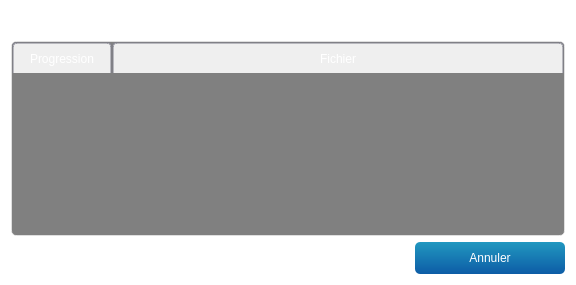
Before: the Qt Designer form teraplus/client/src/DownloadProgressDialog.ui in introlab/opentera, drawn with Qt 5.
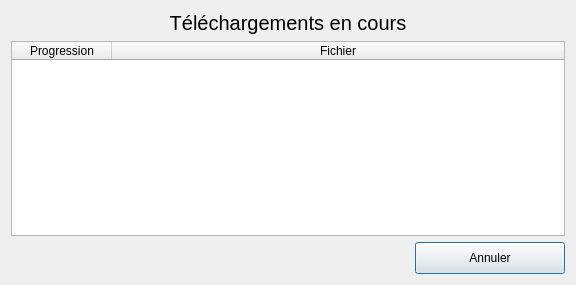
After: the same form once the commit is applied. Icons and pictures are not drawn.

```diff
--- a/teraplus/client/src/DownloadProgressDialog.ui
+++ b/teraplus/client/src/DownloadProgressDialog.ui
@@ -14,7 +14,8 @@
    <string>Téléchargements</string>
   </property>
   <property name="styleSheet">
-   <string notr="true">QPushButton#btnConnect{background-color:qlineargradient(x1: 0, y1: 0, x2: 0, y2: 1, stop: 0 rgb(0, 170, 0), stop: 1 rgb(75, 200, 0));}
+   <string notr="true">/*
+QPushButton#btnConnect{background-color:qlineargradient(x1: 0, y1: 0, x2: 0, y2: 1, stop: 0 rgb(0, 170, 0), stop: 1 rgb(75, 200, 0));}
 QPushButton#btnDelSession{background-color:qlineargradient(x1: 0, y1: 0, x2: 0, y2: 1, stop: 0 rgb(117, 0, 0), stop: 1 rgb(200, 0, 0));}
 QWidget{background-color: rgba(0,0,0,0);color:white;border-radius:5px}
 QWidget#DownloadProgressWidget{background-color:rgba(128,128,128,25%);}
@@ -68,23 +69,17 @@
 QWidget#lineBoth{background-color:rgb(255,0,255);}
 
 
-QTabWidget::pane { /* The tab widget frame */
-	/*background-color:  rgba(0,128,200,30%);*/
-	/* background: qlineargradient(x1: 0, y1: 0, x2: 0, y2: 1,
-                                 stop: 0  rgba(0,128,200,50%), 
-								stop: 0.5  rgba(0,128,200,25%)
-								stop: 1.0  rgba(0,128,200,25%));*/
+QTabWidget::pane { 
 	background-color: rgba(128,128,140,25%);
 	border-radius: 5px;
     border: 2px solid rgba(128,128,140,50%);
  }
 
  QTabWidget::tab-bar {
-     left: 5px; /* move to the right by 5px */
+     left: 5px; 
  }
 
-/* Style the tab using the tab sub-control. Note that
-     it reads QTabBar _not_ QTabWidget */
+
  QTabBar::tab,QTableWidget::tab,QHeaderView::section {
      background: qlineargradient(x1: 0, y1: 0, x2: 0, y2: 1,
                                  stop: 0  rgba(128,128,140,50%),  stop: 1.0  rgba(128,128,140,25%));
@@ -97,18 +92,18 @@
  }
 
  QTabBar::tab:selected, QTabBar::tab:hover {
-/*     background-color: rgba(0,128,200,70%);*/
+
 background: qlineargradient(x1: 0, y1: 0, x2: 0, y2: 1,
                                  stop: 0  rgba(128,128,140,70%),  stop: 1.0  rgba(128,128,140,50%));
  }
 
  QTabBar::tab:selected {
      border-color:rgba(128,128,140,60%);
-     border-bottom-color:rgba(128,128,140,60%); /* same as pane color */
+     border-bottom-color:rgba(128,128,140,60%); 
  }
 
  QTabBar::tab:!selected {
-     margin-top: 2px; /* make non-selected tabs look smaller */
+     margin-top: 2px; 
  }
  QCalendarWidget QWidget#qt_calendar_navigationbar { background-color: qlineargradient(x1:0, y1:0, x2:0, y2:1, stop: 0 #cccccc, stop: 1 #333333); }
     QCalendarWidget QToolButton {
@@ -137,10 +132,10 @@
 QCalendarWidget QSpinBox::up-arrow { width:16px; height:16px; }
 QCalendarWidget QSpinBox::down-arrow { width:16px; height:16px; }
 
-   /* header row */
+   
     QCalendarWidget QWidget { alternate-background-color: #0d5ca6; }
      
-    /* normal days */
+  
     QCalendarWidget QAbstractItemView:enabled
     {
     font-size:12px;
@@ -150,9 +145,10 @@
     selection-color: rgb(0, 255, 0);
     }
      
-    /* days in other months */
+
     QCalendarWidget QAbstractItemView:disabled { color: rgb(64, 64, 64); }
 
+*/
 </string>
   </property>
   <layout class="QVBoxLayout" name="verticalLayout">
```
